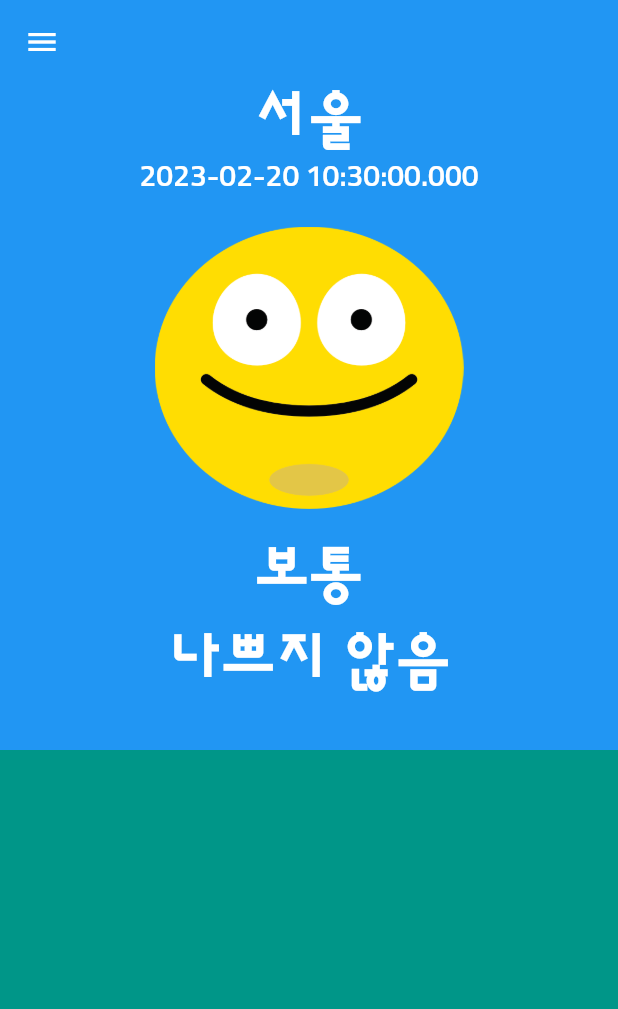
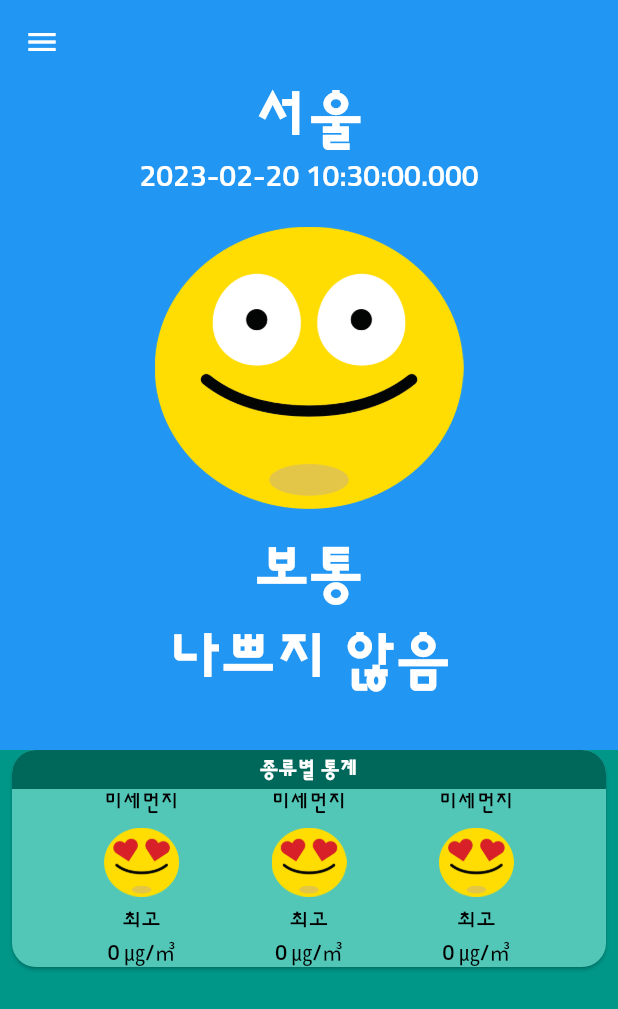
Before and after one commit to nzwgkim/dusty_dust, a Flutter app: the screen it shows after launch, on a phone screen of 412 x 824 dp. Shown: the top 1009 px of the screen. Run offline on Flutter 3.47's test engine with Material 2 defaults, Android fonts, the phone set to English and light mode, and no system bars.

Commit message:
CategoryCard 제작하기

```diff
--- /dev/null
+++ b/lib/component/main_stat.dart
@@ -0,0 +1,48 @@
+import 'package:flutter/material.dart';
+
+class MainStat extends StatelessWidget {
+  //미세먼지, 초미세먼지
+  final String category;
+// 위치
+  final String imgPath;
+  final String level;
+  final String stat;
+
+  const MainStat(
+      {required this.category,
+      required this.imgPath,
+      required this.level,
+      required this.stat,
+      super.key});
+
+  @override
+  Widget build(BuildContext context) {
+    const ts = TextStyle(color: Colors.black);
+    return Column(
+      children: [
+        Text(
+          category,
+          style: ts,
+        ),
+        const SizedBox(
+          height: 8,
+        ),
+        Image.asset(
+          imgPath,
+          width: 50,
+        ),
+        const SizedBox(
+          height: 8,
+        ),
+        Text(
+          level,
+          style: ts,
+        ),
+        Text(
+          stat,
+          style: ts,
+        ),
+      ],
+    );
+  }
+}
--- a/lib/screen/home_screen.dart
+++ b/lib/screen/home_screen.dart
@@ -1,5 +1,6 @@
 import 'package:dusty_dust/component/main_app_bar.dart';
 import 'package:dusty_dust/component/main_drawer.dart';
+import 'package:dusty_dust/component/main_stat.dart';
 import 'package:dusty_dust/const/colors.dart';
 import 'package:flutter/material.dart';
 
@@ -8,13 +9,68 @@ class HomeScreen extends StatelessWidget {
 
   @override
   Widget build(BuildContext context) {
-    return const Scaffold(
-      drawer: MainDrawer(),
+    return Scaffold(
+      drawer: const MainDrawer(),
       backgroundColor: primaryColor,
       body: SafeArea(
           child: CustomScrollView(
         slivers: [
-          MainAppBar(),
+          const MainAppBar(),
+          SliverToBoxAdapter(
+            child: Column(
+              crossAxisAlignment: CrossAxisAlignment.stretch,
+              children: [
+                Card(
+                  margin: const EdgeInsets.symmetric(horizontal: 8),
+                  shape: const RoundedRectangleBorder(
+                      borderRadius: BorderRadius.all(Radius.circular(16))),
+                  color: lightColor,
+                  child: Column(
+                    crossAxisAlignment: CrossAxisAlignment.stretch,
+                    children: [
+                      Container(
+                          decoration: const BoxDecoration(
+                              color: darkColor,
+                              borderRadius: BorderRadius.only(
+                                topLeft: Radius.circular(16),
+                                topRight: Radius.circular(16),
+                              )),
+                          child: const Padding(
+                            padding: EdgeInsets.all(4.0),
+                            child: Text(
+                              '종류별 통계',
+                              style: TextStyle(
+                                  color: Colors.white,
+                                  fontWeight: FontWeight.w700),
+                              textAlign: TextAlign.center,
+                            ),
+                          )),
+                      Row(
+                        mainAxisAlignment: MainAxisAlignment.spaceEvenly,
+                        children: const [
+                          MainStat(
+                              category: '미세먼지',
+                              imgPath: 'asset/img/best.png',
+                              level: '최고',
+                              stat: '0 ㎍/㎥'),
+                          MainStat(
+                              category: '미세먼지',
+                              imgPath: 'asset/img/best.png',
+                              level: '최고',
+                              stat: '0 ㎍/㎥'),
+                          MainStat(
+                              category: '미세먼지',
+                              imgPath: 'asset/img/best.png',
+                              level: '최고',
+                              stat: '0 ㎍/㎥'),
+                        ],
+                      )
+                    ],
+                  ),
+                )
+              ],
+            ),
+          ),
         ],
       )),
     );
```
Also changed, not shown: lib/component/main_drawer.dart (+0 -8 lines).
